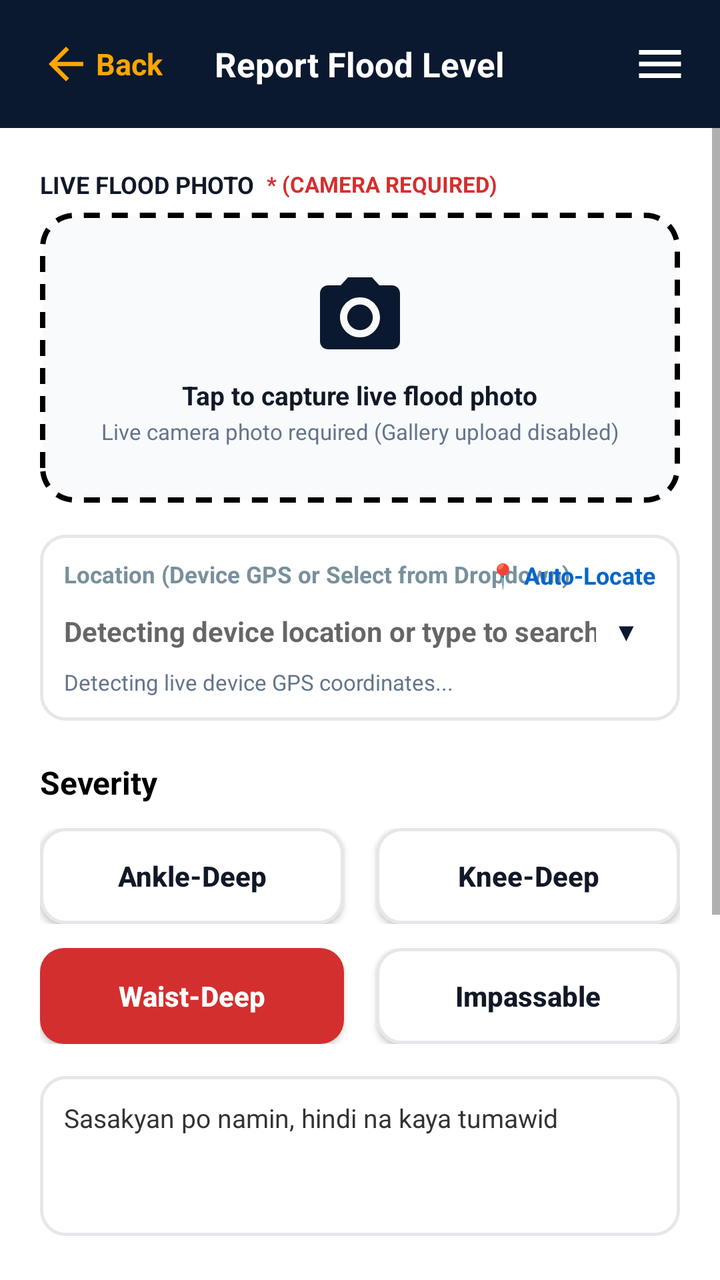
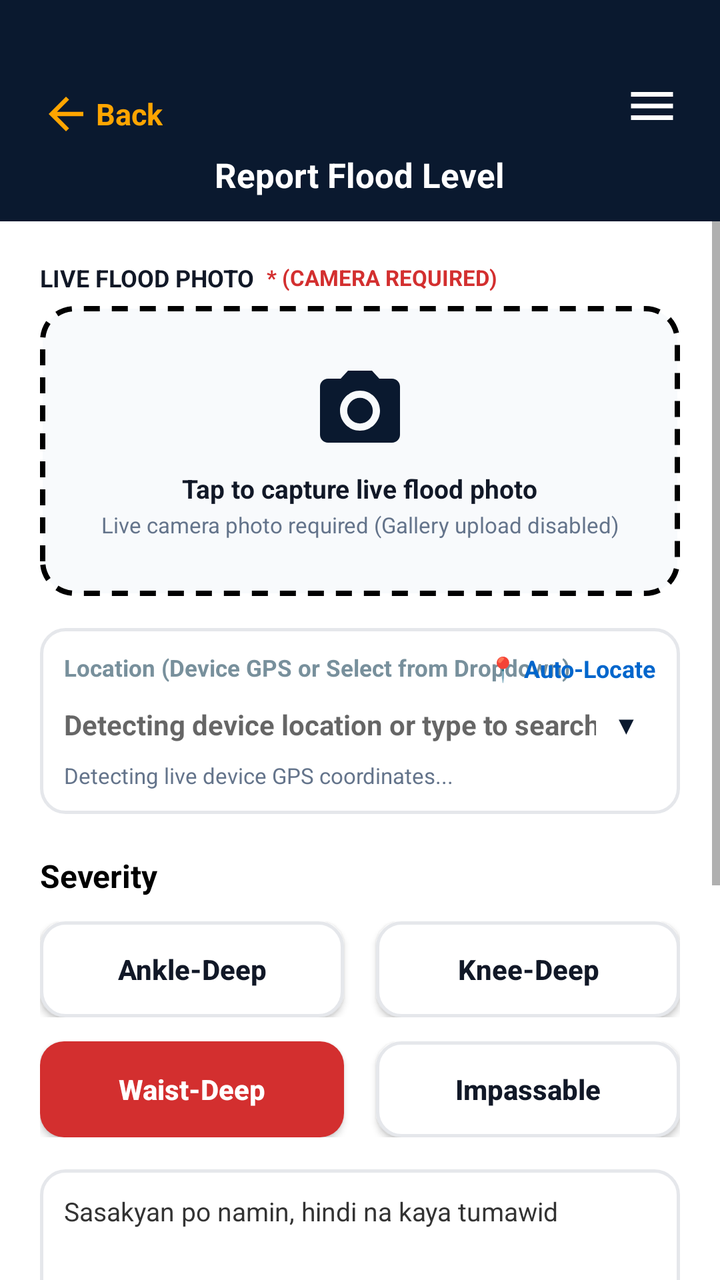

Two renders of the same Android screen: before a commit and after it. Below are the layout's source before the change and the commit's diff.
<!-- AndroidManifest.xml: activity theme Theme.FloodGuard -->
<!-- res/layout/activity_report_flood.xml -->
<?xml version="1.0" encoding="utf-8"?>
<RelativeLayout xmlns:android="http://schemas.android.com/apk/res/android"
    android:layout_width="match_parent"
    android:layout_height="match_parent"
    android:background="@color/app_bg">

    
    <RelativeLayout
        android:id="@+id/headerBar"
        android:layout_width="match_parent"
        android:layout_height="64dp"
        android:background="#0A192F"
        android:paddingStart="16dp"
        android:paddingEnd="16dp"
        android:layout_alignParentTop="true">

        
        <LinearLayout
            android:id="@+id/btnHeaderBack"
            android:layout_width="wrap_content"
            android:layout_height="match_parent"
            android:layout_alignParentStart="true"
            android:gravity="center_vertical"
            android:orientation="horizontal"
            android:paddingStart="4dp"
            android:paddingEnd="10dp"
            android:background="?attr/selectableItemBackground"
            android:clickable="true"
            android:focusable="true">

            <ImageView
                android:layout_width="26dp"
                android:layout_height="26dp"
                android:src="@drawable/ic_back"
                android:contentDescription="Back" />

            <TextView
                android:layout_width="wrap_content"
                android:layout_height="wrap_content"
                android:layout_marginStart="2dp"
                android:text="Back"
                android:textColor="#FFA500"
                android:textSize="15sp"
                android:textStyle="bold" />
        </LinearLayout>

        
        <TextView
            android:layout_width="wrap_content"
            android:layout_height="wrap_content"
            android:layout_centerInParent="true"
            android:text="Report Flood Level"
            android:textColor="@android:color/white"
            android:textSize="17sp"
            android:textStyle="bold" />

        
        <ImageView
            android:id="@+id/menuIcon"
            android:layout_width="28dp"
            android:layout_height="28dp"
            android:layout_alignParentEnd="true"
            android:layout_centerVertical="true"
            android:src="@drawable/ic_menu"
            android:contentDescription="Menu" />
    </RelativeLayout>

    
    <ScrollView
        android:id="@+id/reportScrollView"
        android:layout_width="match_parent"
        android:layout_height="match_parent"
        android:layout_below="@id/headerBar"
        android:fillViewport="true"
        android:isScrollContainer="true"
        android:scrollbars="vertical"
        android:fadeScrollbars="false"
        android:overScrollMode="always"
        android:clipToPadding="false">

        <LinearLayout
            android:layout_width="match_parent"
            android:layout_height="wrap_content"
            android:orientation="vertical"
            android:paddingStart="20dp"
            android:paddingTop="20dp"
            android:paddingEnd="20dp"
            android:paddingBottom="100dp">

            
            <LinearLayout
                android:layout_width="match_parent"
                android:layout_height="wrap_content"
                android:orientation="horizontal"
                android:gravity="center_vertical"
                android:layout_marginBottom="6dp">

                <TextView
                    android:layout_width="wrap_content"
                    android:layout_height="wrap_content"
                    android:text="LIVE FLOOD PHOTO"
                    android:textColor="@color/text_primary"
                    android:textSize="12sp"
                    android:textStyle="bold" />

                <TextView
                    android:layout_width="wrap_content"
                    android:layout_height="wrap_content"
                    android:layout_marginStart="6dp"
                    android:text="* (CAMERA REQUIRED)"
                    android:textColor="#D32F2F"
                    android:textSize="11sp"
                    android:textStyle="bold" />
            </LinearLayout>

            
            <FrameLayout
                android:id="@+id/photoPickerBox"
                android:layout_width="match_parent"
                android:layout_height="145dp"
                android:background="@drawable/dashed_border"
                android:clickable="true"
                android:focusable="true"
                android:layout_marginBottom="16dp">

                <ImageView
                    android:id="@+id/photoPreview"
                    android:layout_width="match_parent"
                    android:layout_height="match_parent"
                    android:scaleType="centerCrop"
                    android:visibility="gone"
                    android:contentDescription="Captured Photo Preview" />

                <TextView
                    android:id="@+id/tvPhotoBadge"
                    android:layout_width="wrap_content"
                    android:layout_height="wrap_content"
                    android:layout_gravity="bottom|center_horizontal"
                    android:layout_marginBottom="8dp"
                    android:background="@drawable/icon_badge_bg"
                    android:paddingStart="12dp"
                    android:paddingTop="5dp"
                    android:paddingEnd="12dp"
                    android:paddingBottom="5dp"
                    android:text="📷 Camera Photo Attached • Tap to Retake"
                    android:textColor="@android:color/white"
                    android:textSize="11sp"
                    android:textStyle="bold"
                    android:visibility="gone" />

                <LinearLayout
                    android:id="@+id/photoPlaceholder"
                    android:layout_width="wrap_content"
                    android:layout_height="wrap_content"
                    android:layout_gravity="center"
                    android:gravity="center"
                    android:orientation="vertical">

                    <ImageView
                        android:layout_width="48dp"
                        android:layout_height="48dp"
                        android:src="@drawable/ic_camera"
                        android:contentDescription="Capture Photo" />

                    <TextView
                        android:layout_width="wrap_content"
                        android:layout_height="wrap_content"
                        android:layout_marginTop="6dp"
                        android:text="Tap to capture live flood photo"
                        android:textColor="@color/text_primary"
                        android:textSize="13sp"
                        android:textStyle="bold" />

                    <TextView
                        android:layout_width="wrap_content"
                        android:layout_height="wrap_content"
                        android:layout_marginTop="2dp"
                        android:text="Live camera photo required (Gallery upload disabled)"
                        android:textColor="#64748B"
                        android:textSize="11sp" />
                </LinearLayout>
            </FrameLayout>

            
            <LinearLayout
                android:layout_width="match_parent"
                android:layout_height="wrap_content"
                android:background="@drawable/search_bg"
                android:orientation="vertical"
                android:padding="12dp"
                android:layout_marginBottom="20dp">

                <RelativeLayout
                    android:layout_width="match_parent"
                    android:layout_height="wrap_content">

                    <TextView
                        android:layout_width="wrap_content"
                        android:layout_height="wrap_content"
                        android:layout_alignParentStart="true"
                        android:text="Location (Device GPS or Select from Dropdown)"
                        android:textColor="#78909C"
                        android:textSize="11.5sp"
                        android:textStyle="bold" />

                    <TextView
                        android:id="@+id/btnRefreshLocation"
                        android:layout_width="wrap_content"
                        android:layout_height="wrap_content"
                        android:layout_alignParentEnd="true"
                        android:text="📍 Auto-Locate"
                        android:textColor="#0066CC"
                        android:textSize="12sp"
                        android:textStyle="bold"
                        android:clickable="true"
                        android:focusable="true" />
                </RelativeLayout>

                <LinearLayout
                    android:layout_width="match_parent"
                    android:layout_height="wrap_content"
                    android:orientation="horizontal"
                    android:gravity="center_vertical"
                    android:layout_marginTop="6dp">

                    <AutoCompleteTextView
                        android:id="@+id/locationInput"
                        android:layout_width="0dp"
                        android:layout_height="wrap_content"
                        android:layout_weight="1"
                        android:background="@null"
                        android:completionThreshold="1"
                        android:dropDownWidth="match_parent"
                        android:dropDownHeight="220dp"
                        android:dropDownVerticalOffset="8dp"
                        android:popupBackground="@drawable/dropdown_menu_bg"
                        android:hint="Detecting device location or type to search..."
                        android:textColor="@color/text_primary"
                        android:textSize="14sp"
                        android:textStyle="bold"
                        android:paddingTop="4dp"
                        android:paddingBottom="4dp"
                        android:inputType="text"
                        android:imeOptions="actionDone" />

                    <TextView
                        android:id="@+id/btnClearLocation"
                        android:layout_width="28dp"
                        android:layout_height="28dp"
                        android:gravity="center"
                        android:text="✕"
                        android:textColor="#94A3B8"
                        android:textSize="13sp"
                        android:textStyle="bold"
                        android:visibility="gone"
                        android:clickable="true"
                        android:focusable="true" />

                    <TextView
                        android:id="@+id/btnLocationDropdown"
                        android:layout_width="30dp"
                        android:layout_height="28dp"
                        android:gravity="center"
                        android:text="▼"
                        android:textColor="#0A192F"
                        android:textSize="12sp"
                        android:textStyle="bold"
                        android:clickable="true"
                        android:focusable="true" />
                </LinearLayout>

                <TextView
                    android:id="@+id/locationCoordsText"
                    android:layout_width="match_parent"
                    android:layout_height="wrap_content"
                    android:layout_marginTop="4dp"
                    android:text="Detecting live device GPS coordinates..."
                    android:textColor="#64748B"
                    android:textSize="11sp" />
            </LinearLayout>

            
            <TextView
                android:layout_width="wrap_content"
                android:layout_height="wrap_content"
                android:text="Severity"
                android:textColor="#000000"
                android:textSize="16sp"
                android:textStyle="bold"
                android:layout_marginBottom="12dp" />

            
            <LinearLayout
                android:layout_width="match_parent"
                android:layout_height="wrap_content"
                android:orientation="vertical"
                android:layout_marginBottom="16dp">

                
                <LinearLayout
                    android:layout_width="match_parent"
                    android:layout_height="wrap_content"
                    android:orientation="horizontal"
                    android:layout_marginBottom="12dp">

                    <Button
                        android:id="@+id/btnAnkleDeep"
                        android:layout_width="0dp"
                        android:layout_height="48dp"
                        android:layout_weight="1"
                        android:background="@drawable/btn_severity_default"
                        android:text="Ankle-Deep"
                        android:textColor="@color/text_primary"
                        android:textStyle="bold"
                        android:textAllCaps="false"
                        android:layout_marginEnd="8dp" />

                    <Button
                        android:id="@+id/btnKneeDeep"
                        android:layout_width="0dp"
                        android:layout_height="48dp"
                        android:layout_weight="1"
                        android:background="@drawable/btn_severity_default"
                        android:text="Knee-Deep"
                        android:textColor="@color/text_primary"
                        android:textStyle="bold"
                        android:textAllCaps="false"
                        android:layout_marginStart="8dp" />
                </LinearLayout>

                
                <LinearLayout
                    android:layout_width="match_parent"
                    android:layout_height="wrap_content"
                    android:orientation="horizontal">

                    <Button
                        android:id="@+id/btnWaistDeep"
                        android:layout_width="0dp"
                        android:layout_height="48dp"
                        android:layout_weight="1"
                        android:background="@drawable/btn_severity_selected"
                        android:text="Waist-Deep"
                        android:textColor="@android:color/white"
                        android:textStyle="bold"
                        android:textAllCaps="false"
                        android:layout_marginEnd="8dp" />

                    <Button
                        android:id="@+id/btnImpassable"
                        android:layout_width="0dp"
                        android:layout_height="48dp"
                        android:layout_weight="1"
                        android:background="@drawable/btn_severity_default"
                        android:text="Impassable"
                        android:textColor="@color/text_primary"
                        android:textStyle="bold"
                        android:textAllCaps="false"
                        android:layout_marginStart="8dp" />
                </LinearLayout>

            </LinearLayout>

            
            <EditText
                android:id="@+id/notesInput"
                android:layout_width="match_parent"
                android:layout_height="80dp"
                android:background="@drawable/search_bg"
                android:padding="12dp"
                android:gravity="top|start"
                android:hint="Notes (optional) • Karagdagang detalye..."
                android:text="Sasakyan po namin, hindi na kaya tumawid"
                android:textSize="13sp"
                android:textColor="#333333"
                android:layout_marginBottom="24dp"
                android:scrollbars="vertical"
                android:overScrollMode="always"
                android:inputType="textMultiLine|textCapSentences" />

            
            <CheckBox
                android:id="@+id/chkSendSmsOnSubmit"
                android:layout_width="match_parent"
                android:layout_height="wrap_content"
                android:text="Broadcast Emergency Alert"
                android:textColor="@color/text_primary"
                android:textSize="13sp"
                android:textStyle="bold"
                android:checked="false"
                android:visibility="gone"
                android:layout_marginBottom="10dp" />

            
            <TextView
                android:id="@+id/tvRemainingReports"
                android:layout_width="match_parent"
                android:layout_height="wrap_content"
                android:text="Daily Report Limit: 4 / 4 remaining today (Resets daily)"
                android:textColor="#0066CC"
                android:textSize="13sp"
                android:textStyle="bold"
                android:gravity="center"
                android:layout_marginBottom="12dp" />

            
            <Button
                android:id="@+id/submitReportButton"
                android:layout_width="match_parent"
                android:layout_height="52dp"
                android:background="@drawable/btn_yellow"
                android:text="SUBMIT REPORT"
                android:textColor="#000000"
                android:textSize="15sp"
                android:textStyle="bold" />

            
            <Button
                android:id="@+id/btnCancelReport"
                android:layout_width="match_parent"
                android:layout_height="50dp"
                android:layout_marginTop="10dp"
                android:layout_marginBottom="24dp"
                android:background="@drawable/btn_severity_default"
                android:text="← BACK / CANCEL"
                android:textColor="#1E293B"
                android:textSize="14sp"
                android:textStyle="bold" />

        </LinearLayout>
    </ScrollView>

</RelativeLayout>
<!-- resources referenced by this layout -->
<resources>
  <color name="app_bg">#FFFFFF</color>
  <color name="text_primary">#111827</color>
  <!-- drawable btn_severity_default (drawable) -->
  <?xml version="1.0" encoding="utf-8"?>
  <shape xmlns:android="http://schemas.android.com/apk/res/android"
      android:shape="rectangle">
      <solid android:color="@color/card_bg" />
      <corners android:radius="12dp" />
      <stroke
          android:width="1.5dp"
          android:color="@color/card_stroke" />
  </shape>
  <!-- drawable btn_severity_selected (drawable) -->
  <?xml version="1.0" encoding="utf-8"?>
  <shape xmlns:android="http://schemas.android.com/apk/res/android"
      android:shape="rectangle">
      <solid android:color="#D32F2F" />
      <corners android:radius="12dp" />
  </shape>
  <!-- drawable btn_yellow (drawable) -->
  <?xml version="1.0" encoding="utf-8"?>
  <shape xmlns:android="http://schemas.android.com/apk/res/android"
      android:shape="rectangle">
      <solid android:color="#FFC107" />
      <corners android:radius="12dp" />
  </shape>
  <!-- drawable dashed_border (drawable) -->
  <?xml version="1.0" encoding="utf-8"?>
  <shape xmlns:android="http://schemas.android.com/apk/res/android"
      android:shape="rectangle">
      <solid android:color="#F8FAFC" />
      <corners android:radius="16dp" />
      <stroke
          android:width="2.5dp"
          android:color="#000000"
          android:dashWidth="8dp"
          android:dashGap="6dp" />
  </shape>
  <!-- drawable dropdown_menu_bg (drawable) -->
  <?xml version="1.0" encoding="utf-8"?>
  <shape xmlns:android="http://schemas.android.com/apk/res/android"
      android:shape="rectangle">
      <solid android:color="#FFFFFF" />
      <corners android:radius="16dp" />
      <stroke
          android:width="1dp"
          android:color="#E5E7EB" />
  </shape>
  <!-- drawable ic_back (drawable) -->
  <vector xmlns:android="http://schemas.android.com/apk/res/android"
      android:width="24dp"
      android:height="24dp"
      android:viewportWidth="24"
      android:viewportHeight="24">
    <path
        android:fillColor="#FFA500"
        android:pathData="M20,11H7.83l5.59,-5.59L12,4l-8,8 8,8 1.41,-1.41L7.83,13H20v-2z"/>
  </vector>
  <!-- drawable ic_menu (drawable) -->
  <vector xmlns:android="http://schemas.android.com/apk/res/android"
      android:width="28dp"
      android:height="28dp"
      android:viewportWidth="24"
      android:viewportHeight="24">
      <path
          android:fillColor="#FFFFFF"
          android:pathData="M3,18h18v-2H3v2zm0,-5h18v-2H3v2zm0,-7v2h18V6H3z" />
  </vector>
  <!-- drawable icon_badge_bg (drawable) -->
  <?xml version="1.0" encoding="utf-8"?>
  <shape xmlns:android="http://schemas.android.com/apk/res/android"
      android:shape="rectangle">
      <solid android:color="#0A192F" />
      <corners android:radius="10dp" />
  </shape>
  <!-- drawable search_bg (drawable) -->
  <?xml version="1.0" encoding="utf-8"?>
  <shape xmlns:android="http://schemas.android.com/apk/res/android"
      android:shape="rectangle">
      <solid android:color="@color/card_bg" />
      <corners android:radius="12dp" />
      <stroke
          android:width="1.5dp"
          android:color="@color/card_stroke" />
  </shape>
  <style name="Theme.FloodGuard" parent="Theme.AppCompat.DayNight.NoActionBar">
          <item name="windowActionBar">false</item>
          <item name="windowNoTitle">true</item>
      </style>
  <color name="card_bg">#FFFFFF</color>
  <color name="card_stroke">#E5E7EB</color>
  <!-- unchanged entries left out for length: 1 -->
</resources>

<!-- the commit's change to res/layout/activity_report_flood.xml (unified diff, before → after) -->
@@ -8,22 +8,27 @@
     <RelativeLayout
         android:id="@+id/headerBar"
         android:layout_width="match_parent"
-        android:layout_height="64dp"
+        android:layout_height="wrap_content"
+        android:minHeight="76dp"
         android:background="#0A192F"
         android:paddingStart="16dp"
         android:paddingEnd="16dp"
+        android:paddingTop="36dp"
+        android:paddingBottom="12dp"
         android:layout_alignParentTop="true">
 
         
         <LinearLayout
             android:id="@+id/btnHeaderBack"
             android:layout_width="wrap_content"
-            android:layout_height="match_parent"
+            android:layout_height="wrap_content"
             android:layout_alignParentStart="true"
+            android:layout_alignParentTop="true"
             android:gravity="center_vertical"
             android:orientation="horizontal"
             android:paddingStart="4dp"
             android:paddingEnd="10dp"
+            android:paddingTop="8dp"
             android:background="?attr/selectableItemBackground"
             android:clickable="true"
             android:focusable="true">
@@ -45,24 +50,29 @@
         </LinearLayout>
 
         
+        <ImageView
+            android:id="@+id/menuIcon"
+            android:layout_width="wrap_content"
+            android:layout_height="wrap_content"
+            android:layout_alignParentEnd="true"
+            android:layout_alignTop="@id/btnHeaderBack"
+            android:layout_alignBottom="@id/btnHeaderBack"
+            android:paddingStart="4dp"
+            android:paddingEnd="4dp"
+            android:src="@drawable/ic_menu"
+            android:contentDescription="Menu" />
+
+        
         <TextView
             android:layout_width="wrap_content"
             android:layout_height="wrap_content"
-            android:layout_centerInParent="true"
+            android:layout_below="@id/btnHeaderBack"
+            android:layout_centerHorizontal="true"
+            android:layout_marginTop="6dp"
             android:text="Report Flood Level"
             android:textColor="@android:color/white"
             android:textSize="17sp"
             android:textStyle="bold" />
-
-        
-        <ImageView
-            android:id="@+id/menuIcon"
-            android:layout_width="28dp"
-            android:layout_height="28dp"
-            android:layout_alignParentEnd="true"
-            android:layout_centerVertical="true"
-            android:src="@drawable/ic_menu"
-            android:contentDescription="Menu" />
     </RelativeLayout>
 
     
<!-- resource entries referenced after the edit -->
@@ -88,6 +88,9 @@
   <style name="Theme.FloodGuard" parent="Theme.AppCompat.DayNight.NoActionBar">
           <item name="windowActionBar">false</item>
           <item name="windowNoTitle">true</item>
+          <item name="android:statusBarColor">#0A192F</item>
+          <item name="android:windowLightStatusBar">false</item>
+          <item name="android:navigationBarColor">#0A192F</item>
       </style>
   <color name="card_bg">#FFFFFF</color>
   <color name="card_stroke">#E5E7EB</color>
